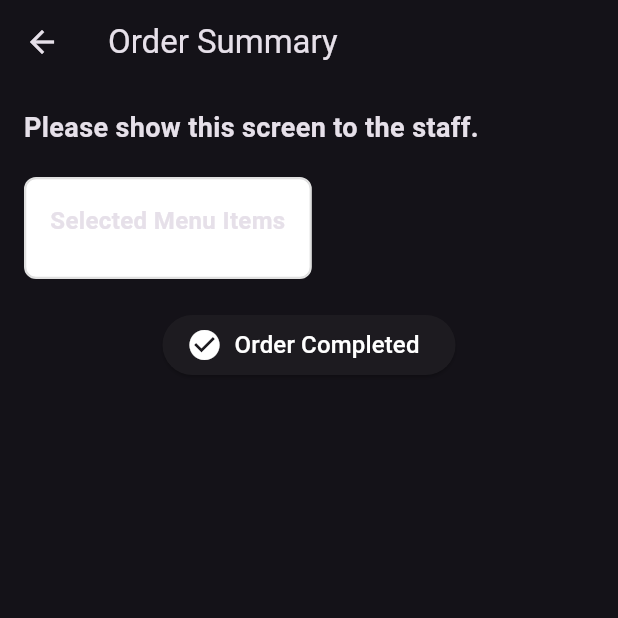
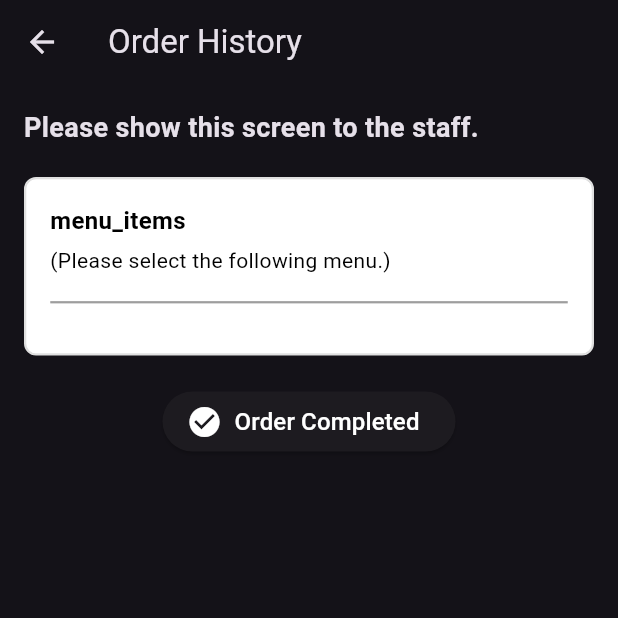
Before and after one commit to kanda9685/SoftwareHackathon, a Flutter app: the OrderScreen screen opened directly with empty values, on a phone screen of 412 x 824 dp, the top half of it. Run offline on Flutter 3.47's test engine with Material 3 defaults, Android fonts, the phone set to English and light mode, and no system bars; drawn by our look-alikes of auto_size_text; our stand-ins replace camera, image_picker, shared_preferences; accounts and stored records are empty.

Commit message:
Update language settings

```diff
--- a/menu_app/lib/providers/language_provider.dart
+++ b/menu_app/lib/providers/language_provider.dart
@@ -21,6 +21,10 @@ class LanguageProvider with ChangeNotifier {
         return 'Ko';
       case 'Chinese':
         return 'Zh';
+      case 'Spanish':
+        return 'Es';
+      case 'French':
+        return 'Fr';
       default:
         return 'En';
     }
@@ -49,6 +53,10 @@ class LanguageProvider with ChangeNotifier {
         return _koreanStrings[key] ?? key;
       case 'Chinese':
         return _chineseStrings[key] ?? key;
+      case 'Spanish':
+        return _spanishStrings[key] ?? key;
+      case 'French':
+        return _frenchStrings[key] ?? key;
       default:
         return _englishStrings[key] ?? key;
     }
@@ -64,8 +72,22 @@ class LanguageProvider with ChangeNotifier {
     'cancel': 'Cancel',
     'confirm': 'Confirm',
     'loading': 'Loading...',
-    'menu_items': 'Menu Items',  // 追加
-    'lang': 'Lang',              // 追加
+    'menu items': 'Menu Items',
+    'show_to_staff': 'Please show this screen to the staff.',
+    'please_select_menu': '(Please select the following menu.)',
+    'order_completed': 'Order Completed',
+    'no_order_history': 'No order history available.',
+    'order': 'Order',
+    'no_menu': 'No menus.',
+    'thank_you': 'Thank you!',
+    'image_uploaded': 'Your image has been uploaded successfully',
+    'ok': 'OK',
+    'error': 'Error',
+    'failed_to_upload_image': 'Failed to upload image. Please try again.',
+    'upload_image': 'Upload Image',
+    'delete': 'Delete',
+    'delete_all_menus': 'Delete All Menus',
+    'delete_all_menus_confirmation': 'Are you sure you want to delete all menus?',
   };
 
   // 韓国語の文字列
@@ -78,8 +100,22 @@ class LanguageProvider with ChangeNotifier {
     'cancel': '취소',
     'confirm': '확인',
     'loading': '로딩 중...',
-    'menu_items': '메뉴 항목',  // 追加
-    'lang': '언어',            // 追加
+    'menu items': '메뉴 항목',
+    'show_to_staff': '직원에게 이 화면을 보여주세요.',
+    'please_select_menu': '(다음 메뉴를 선택해 주세요.)',
+    'order_completed': '주문 완료',
+    'no_order_history': '주문 내역이 없습니다.',
+    'order': '주문',
+    'no_menu': '메뉴가 없습니다.',
+    'thank_you': '감사합니다!',
+    'image_uploaded': '이미지가 성공적으로 업로드되었습니다',
+    'ok': '확인',
+    'error': '오류',
+    'failed_to_upload_image': '이미지 업로드 실패. 다시 시도해주세요.',
+    'upload_image': '이미지 업로드',
+    'delete': '삭제',
+    'delete_all_menus': '모든 메뉴 삭제',
+    'delete_all_menus_confirmation': '모든 메뉴를 삭제하시겠습니까?',
   };
 
   // 中国語の文字列
@@ -92,7 +128,77 @@ class LanguageProvider with ChangeNotifier {
     'cancel': '取消',
     'confirm': '确认',
     'loading': '加载中...',
-    'menu_items': '菜单项',  // 追加
-    'lang': '语言',          // 追加
+    'menu items': '菜单项',
+    'show_to_staff': '请向工作人员出示此屏幕。',
+    'please_select_menu': '(请选择以下菜单。)',
+    'order_completed': '订单完成',
+    'no_order_history': '没有订单历史记录。',
+    'order': '订单',
+    'no_menu': '没有菜单。',
+    'thank_you': '谢谢！',
+    'image_uploaded': '您的图片已成功上传',
+    'ok': '确定',
+    'error': '错误',
+    'failed_to_upload_image': '图片上传失败，请重试。',
+    'upload_image': '上传图片',
+    'delete': '删除',
+    'delete_all_menus': '删除所有菜单',
+    'delete_all_menus_confirmation': '您确定要删除所有菜单吗？',
+  };
+
+  // スペイン語の文字列
+  final Map<String, String> _spanishStrings = {
+    'menu': 'Menú',
+    'camera': 'Cámara',
+    'order_history': 'Historial de pedidos',
+    'language': 'Idioma',
+    'select_language': 'Seleccionar idioma',
+    'cancel': 'Cancelar',
+    'confirm': 'Confirmar',
+    'loading': 'Cargando...',
+    'menu items': 'Artículos del menú',
+    'show_to_staff': 'Por favor, muestre esta pantalla al personal.',
+    'please_select_menu': '(Por favor, seleccione el siguiente menú.)',
+    'order_completed': 'Pedido completado',
+    'no_order_history': 'No hay historial de pedidos.',
+    'order': 'Pedido',
+    'no_menu': 'No hay menús.',
+    'thank_you': '¡Gracias!',
+    'image_uploaded': 'Tu imagen se ha subido correctamente',
+    'ok': 'OK',
+    'error': 'Error',
+    'failed_to_upload_image': 'Error al subir la imagen. Inténtalo de nuevo.',
+    'upload_image': 'Subir imagen',
+    'delete': 'Eliminar',
+    'delete_all_menus': 'Eliminar todos los menús',
+    'delete_all_menus_confirmation': '¿Está seguro de que desea eliminar todos los menús?',
+  };
+
+  // フランス語の文字列
+  final Map<String, String> _frenchStrings = {
+    'menu': 'Menu',
+    'camera': 'Caméra',
+    'order_history': 'Historique des commandes',
+    'language': 'Langue',
+    'select_language': 'Sélectionner la langue',
+    'cancel': 'Annuler',
+    'confirm': 'Confirmer',
+    'loading': 'Chargement...',
+    'menu items': 'Articles du menu',
+    'show_to_staff': 'Veuillez montrer cet écran au personnel.',
+    'please_select_menu': '(Veuillez sélectionner le menu suivant.)',
+    'order_completed': 'Commande terminée',
+    'no_order_history': 'Aucun historique de commandes.',
+    'order': 'Commander',
+    'no_menu': 'Aucun menu.',
+    'thank_you': 'Merci!',
+    'image_uploaded': 'Votre image a été téléchargée avec succès',
+    'ok': 'OK',
+    'error': 'Erreur',
+    'failed_to_upload_image': 'Échec du téléchargement de l\'image. Veuillez réessayer.',
+    'upload_image': 'Télécharger l\'image',
+    'delete': 'Supprimer',
+    'delete_all_menus': 'Supprimer tous les menus',
+    'delete_all_menus_confirmation': 'Êtes-vous sûr de vouloir supprimer tous les menus ?',
   };
 }
--- a/menu_app/lib/screens/order_history_screen.dart
+++ b/menu_app/lib/screens/order_history_screen.dart
@@ -1,8 +1,9 @@
 import 'package:flutter/material.dart';
 import 'package:shared_preferences/shared_preferences.dart';
 import 'dart:convert';
-
 import 'package:menu_app/models/menu_item.dart';
+import 'package:provider/provider.dart';
+import 'package:menu_app/providers/language_provider.dart';
 
 class OrderHistoryScreen extends StatefulWidget {
   const OrderHistoryScreen({Key? key}) : super(key: key);
@@ -34,21 +35,28 @@ class _OrderHistoryScreenState extends State<OrderHistoryScreen> {
 
   @override
   Widget build(BuildContext context) {
+    // 言語プロバイダーから現在の言語に基づいてローカライズされた文字列を取得
+    final languageProvider = Provider.of<LanguageProvider>(context);
+
     return Scaffold(
-      appBar: AppBar(title: const Text("Order History")),
+      appBar: AppBar(
+        title: Text(languageProvider.getLocalizedString('order_history')), // 言語に基づいたタイトル
+      ),
       body: orderHistory.isEmpty
-          ? const Center(child: Text("No order history available."))
+          ? Center(child: Text(languageProvider.getLocalizedString('no_order_history')))  // 言語に基づいたメッセージ
           : ListView.builder(
               itemCount: orderHistory.length,
               itemBuilder: (context, index) {
                 return Card(
                   margin: const EdgeInsets.all(8.0),
                   child: ListTile(
-                    title: Text("Order #${index + 1}"),
+                    title: Text("${languageProvider.getLocalizedString('order')} #${index + 1}"), // 言語に基づいた注文番号
                     subtitle: Column(
                       crossAxisAlignment: CrossAxisAlignment.start,
                       children: orderHistory[index].map((item) {
-                        return Text("${item.menuJp} (${item.menuEn}) x${item.quantity}");
+                        return Text(
+                          "${item.menuJp} (${item.menuEn}) x${item.quantity}"
+                        );
                       }).toList(),
                     ),
                   ),
--- a/menu_app/lib/screens/order_screen.dart
+++ b/menu_app/lib/screens/order_screen.dart
@@ -2,10 +2,9 @@ import 'package:flutter/material.dart';
 import 'package:menu_app/models/menu_item.dart';
 import 'package:shared_preferences/shared_preferences.dart';
 import 'dart:convert';
+import 'package:auto_size_text/auto_size_text.dart'; // Make sure this import is added
 import 'package:provider/provider.dart';
-import 'package:menu_app/providers/camera_provider.dart';
-import 'package:menu_app/main.dart';
-
+import 'package:menu_app/providers/language_provider.dart'; // Import the LanguageProvider
 
 class OrderScreen extends StatelessWidget {
   final List<MenuItem> selectedItems;
@@ -22,16 +21,18 @@ class OrderScreen extends StatelessWidget {
 
   @override
   Widget build(BuildContext context) {
+    final languageProvider = Provider.of<LanguageProvider>(context); // Access LanguageProvider
+
     return Scaffold(
-      appBar: AppBar(title: const Text("Order Summary")),
+      appBar: AppBar(title: Text(languageProvider.getLocalizedString('order_history'))), // Use localized string
       body: Padding(
         padding: const EdgeInsets.all(16.0),
         child: Column(
           crossAxisAlignment: CrossAxisAlignment.start,
           children: [
-            // 注文内容と店員さんへのメッセージ
-            const Text(
-              "Please show this screen to the staff.",
+            // 注文内容と店員さんへのメッセージを一つのボックスにまとめて背景色を変える
+            AutoSizeText(
+              languageProvider.getLocalizedString('show_to_staff'), // Localized string
               style: TextStyle(fontSize: 18, fontWeight: FontWeight.bold),
               textAlign: TextAlign.center,
             ),
@@ -47,25 +48,54 @@ class OrderScreen extends StatelessWidget {
               child: Column(
                 crossAxisAlignment: CrossAxisAlignment.start,
                 children: [
-                  const Text(
-                    "Selected Menu Items",
-                    style: TextStyle(fontSize: 16, fontWeight: FontWeight.bold),
+                  // メニューの前のメッセージ（日本語と英語を併記）
+                  Text(
+                    languageProvider.getLocalizedString('menu_items'), // Localized string
+                    style: TextStyle(fontSize: 16, fontWeight: FontWeight.bold, color: Colors.black),
+                    textAlign: TextAlign.center,
+                  ),
+                  const SizedBox(height: 5),
+                  AutoSizeText(
+                    languageProvider.getLocalizedString('please_select_menu'), // Localized string
+                    style: TextStyle(fontSize: 14, color: Colors.black),
                     textAlign: TextAlign.center,
                   ),
                   const SizedBox(height: 10),
-                  // メニューリストの表示
+                  const Divider(
+                    color: Colors.grey,
+                    thickness: 1.5,
+                  ),
+                  const SizedBox(height: 10),
+                  // メニューリストの表示（英語と日本語を併記）
                   ...selectedItems.map((item) => Padding(
                     padding: const EdgeInsets.symmetric(vertical: 4.0),
                     child: Row(
                       mainAxisAlignment: MainAxisAlignment.spaceBetween,
                       children: [
+                        // メニュー名（日本語のみ太字に変更）
                         Expanded(
-                          child: Text(
-                            "${item.menuJp} (${item.menuEn})",
-                            style: const TextStyle(fontSize: 16),
+                          child: RichText(
+                            text: TextSpan(
+                              style: TextStyle(fontSize: 16, color: Colors.black),
+                              children: [
+                                TextSpan(
+                                  text: "${item.menuJp} ", // Japanese part
+                                  style: TextStyle(fontWeight: FontWeight.bold), // Bold Japanese part
+                                ),
+                                TextSpan(
+                                  text: "(${item.menuEn})", // English part
+                                ),
+                              ],
+                            ),
+                            maxLines: 2,
+                            overflow: TextOverflow.ellipsis,
                           ),
                         ),
-                        Text("x${item.quantity}", style: const TextStyle(fontSize: 14)),
+                        // Selected quantity
+                        Text(
+                          "x${item.quantity}",
+                          style: TextStyle(fontSize: 14, color: Colors.black),
+                        ),
                       ],
                     ),
                   )),
@@ -76,24 +106,13 @@ class OrderScreen extends StatelessWidget {
             Center(
               child: ElevatedButton.icon(
                 onPressed: () async {
-                  await _saveOrderHistory();  // 注文データを保存
+                  await _saveOrderHistory();  // Save order history
 
-                  // CameraProvider インスタンスを取得
-                  final cameraProvider = Provider.of<CameraProvider>(context, listen: false);
-
-                  // 現在の画面を閉じてから、カメラページへ遷移
-                  Navigator.pop(context); // 現在のページを閉じる (一つ戻る)
-
-                  // 新しい画面 (カメラページ) へ遷移
-                  Navigator.pushReplacement(
-                    context,
-                    MaterialPageRoute(
-                      builder: (context) => MyHomePage(camera: cameraProvider.camera),
-                    ),
-                  );
+                  // Close current screen and go back
+                  Navigator.pop(context);
                 },
-                icon: const Icon(Icons.check_circle, size: 24, color: Colors.white),
-                label: const Text("Order Completed", style: TextStyle(fontSize: 16, color: Colors.white)),
+                icon: Icon(Icons.check_circle, size: 24, color: Colors.white),
+                label: Text(languageProvider.getLocalizedString('order_completed'), style: TextStyle(fontSize: 16, color: Colors.white)), // Localized string
               ),
             ),
           ],
```
Also changed, not shown: menu_app/lib/main.dart (+6 -1 lines), menu_app/lib/screens/camera_screen.dart (+6 -5 lines), menu_app/lib/screens/menu_grid_screen.dart (+31 -27 lines), 1 other file.
